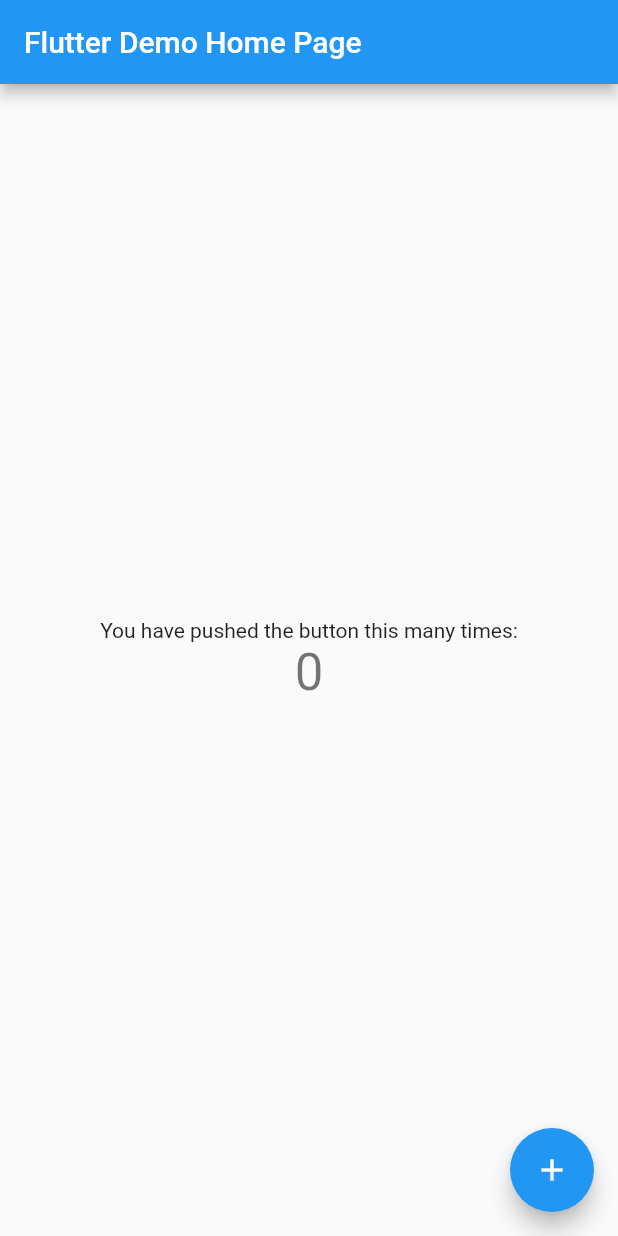
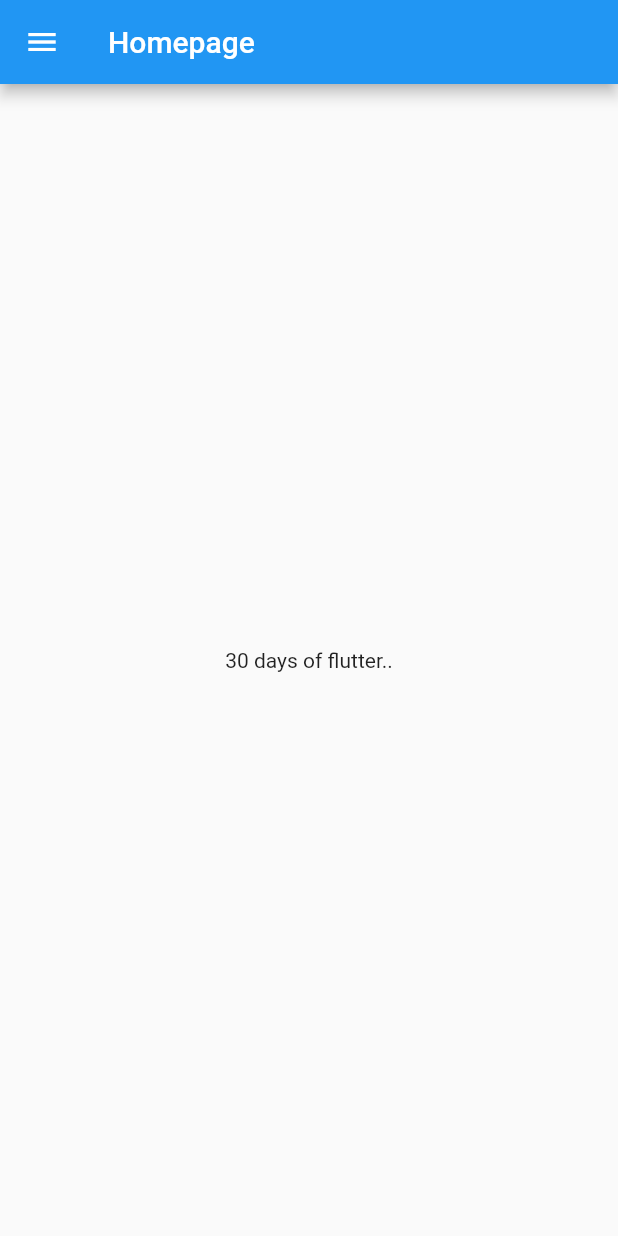
Before and after one commit to Jaivion/30DaysOfFlutter, a Flutter app: the screen it shows after launch, on a phone screen of 412 x 824 dp. Run offline on Flutter 3.47's test engine with Material 2 defaults, Android fonts, the phone set to English and light mode, and no system bars.

Commit message:
day2 completed

```diff
--- /dev/null
+++ b/firstapp/lib/homepage.dart
@@ -0,0 +1,20 @@
+import 'package:flutter/material.dart';
+
+class Homepage extends StatelessWidget {
+  const Homepage({Key? key}) : super(key: key);
+
+  @override
+  Widget build(BuildContext context) {
+    return Scaffold(
+      appBar: AppBar(
+        title: Text('Homepage'),
+      ),
+      body: Center(
+        child: Container(
+          child: Text('30 days of flutter..'),
+        ),
+      ),
+      drawer: Drawer(),
+    );
+  }
+}
--- a/firstapp/lib/main.dart
+++ b/firstapp/lib/main.dart
@@ -1,3 +1,4 @@
+import 'package:firstapp/homepage.dart';
 import 'package:flutter/material.dart';
 
 void main() {
@@ -5,109 +6,12 @@ void main() {
 }
 
 class MyApp extends StatelessWidget {
-  // This widget is the root of your application.
+  const MyApp({Key? key}) : super(key: key);
+
   @override
   Widget build(BuildContext context) {
     return MaterialApp(
-      title: 'Flutter Demo',
-      theme: ThemeData(
-        // This is the theme of your application.
-        //
-        // Try running your application with "flutter run". You'll see the
-        // application has a blue toolbar. Then, without quitting the app, try
-        // changing the primarySwatch below to Colors.green and then invoke
-        // "hot reload" (press "r" in the console where you ran "flutter run",
-        // or simply save your changes to "hot reload" in a Flutter IDE).
-        // Notice that the counter didn't reset back to zero; the application
-        // is not restarted.
-        primarySwatch: Colors.blue,
-      ),
-      home: MyHomePage(title: 'Flutter Demo Home Page'),
+      home: Homepage(),
     );
   }
 }
-
-class MyHomePage extends StatefulWidget {
-  MyHomePage({Key? key, required this.title}) : super(key: key);
-
-  // This widget is the home page of your application. It is stateful, meaning
-  // that it has a State object (defined below) that contains fields that affect
-  // how it looks.
-
-  // This class is the configuration for the state. It holds the values (in this
-  // case the title) provided by the parent (in this case the App widget) and
-  // used by the build method of the State. Fields in a Widget subclass are
-  // always marked "final".
-
-  final String title;
-
-  @override
-  _MyHomePageState createState() => _MyHomePageState();
-}
-
-class _MyHomePageState extends State<MyHomePage> {
-  int _counter = 0;
-
-  void _incrementCounter() {
-    setState(() {
-      // This call to setState tells the Flutter framework that something has
-      // changed in this State, which causes it to rerun the build method below
-      // so that the display can reflect the updated values. If we changed
-      // _counter without calling setState(), then the build method would not be
-      // called again, and so nothing would appear to happen.
-      _counter++;
-    });
-  }
-
-  @override
-  Widget build(BuildContext context) {
-    // This method is rerun every time setState is called, for instance as done
-    // by the _incrementCounter method above.
-    //
-    // The Flutter framework has been optimized to make rerunning build methods
-    // fast, so that you can just rebuild anything that needs updating rather
-    // than having to individually change instances of widgets.
-    return Scaffold(
-      appBar: AppBar(
-        // Here we take the value from the MyHomePage object that was created by
-        // the App.build method, and use it to set our appbar title.
-        title: Text(widget.title),
-      ),
-      body: Center(
-        // Center is a layout widget. It takes a single child and positions it
-        // in the middle of the parent.
-        child: Column(
-          // Column is also a layout widget. It takes a list of children and
-          // arranges them vertically. By default, it sizes itself to fit its
-          // children horizontally, and tries to be as tall as its parent.
-          //
-          // Invoke "debug painting" (press "p" in the console, choose the
-          // "Toggle Debug Paint" action from the Flutter Inspector in Android
-          // Studio, or the "Toggle Debug Paint" command in Visual Studio Code)
-          // to see the wireframe for each widget.
-          //
-          // Column has various properties to control how it sizes itself and
-          // how it positions its children. Here we use mainAxisAlignment to
-          // center the children vertically; the main axis here is the vertical
-          // axis because Columns are vertical (the cross axis would be
-          // horizontal).
-          mainAxisAlignment: MainAxisAlignment.center,
-          children: <Widget>[
-            Text(
-              'You have pushed the button this many times:',
-            ),
-            Text(
-              '$_counter',
-              style: Theme.of(context).textTheme.headline4,
-            ),
-          ],
-        ),
-      ),
-      floatingActionButton: FloatingActionButton(
-        onPressed: _incrementCounter,
-        tooltip: 'Increment',
-        child: Icon(Icons.add),
-      ), // This trailing comma makes auto-formatting nicer for build methods.
-    );
-  }
-}
```
